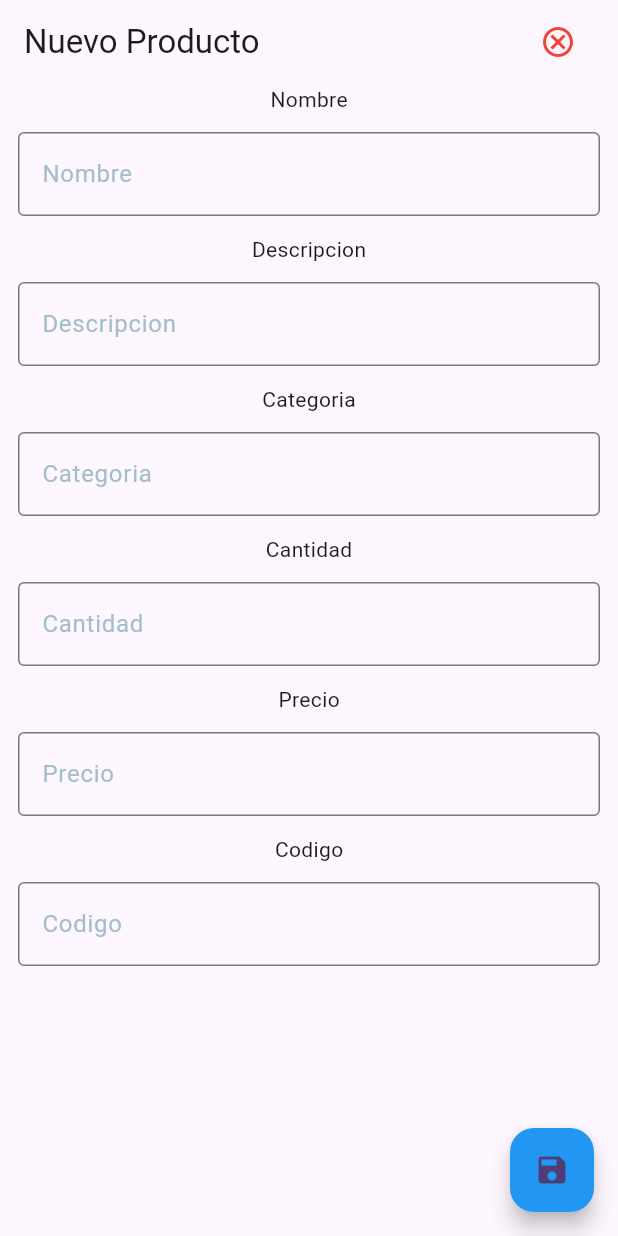
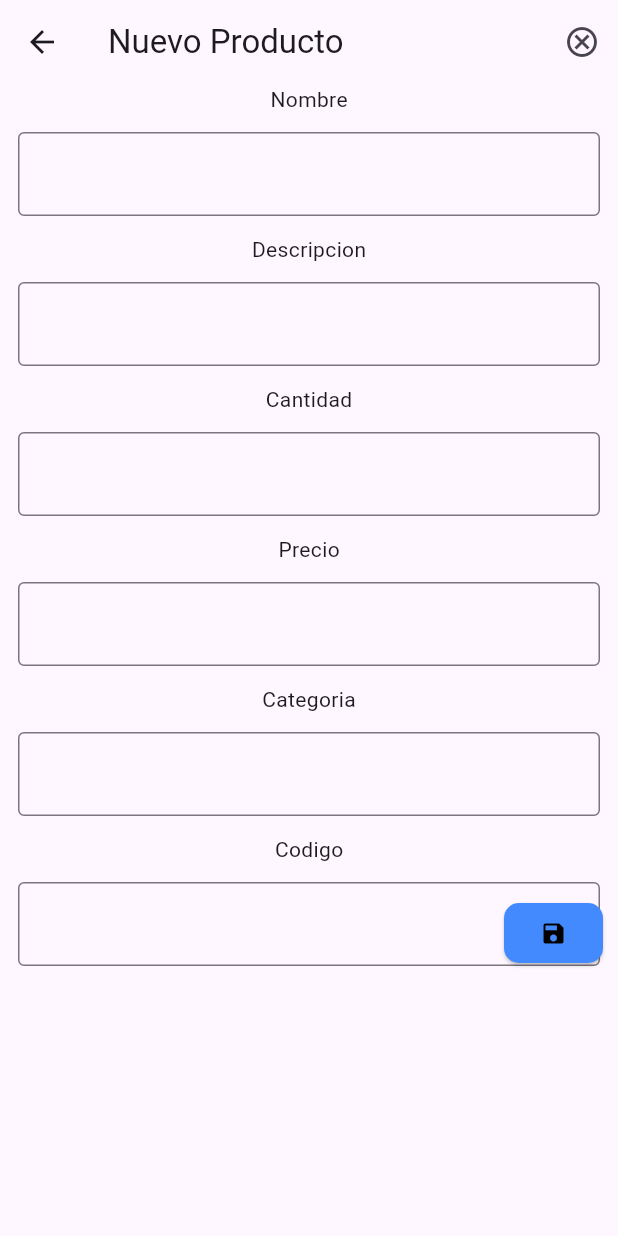
Before and after one commit to Perales14/proyecto_integrador, a Flutter app: the ViewNewProduct screen opened directly, on a phone screen of 412 x 824 dp. Run offline on Flutter 3.47's test engine with Material 3 defaults, Android fonts, the phone set to English and light mode, and no system bars.

Commit message:
Templates finished

```diff
--- a/lib/Template/view_template.dart
+++ b/lib/Template/view_template.dart
@@ -17,7 +17,7 @@ class ViewTemplate extends StatefulWidget {
     required this.onpressedcancel,
     required this.onpressedsave,
     required this.nombres,
-    this.datos = const [],
+    required this.datos,
   });
 
   @override
@@ -31,11 +31,11 @@ class ViewTemplateState extends State<ViewTemplate> {
   @override
   void initState() {
     super.initState();
-    int length = widget.nombres.length;
-    List<TextEditingController> controllers = List.generate(
-      length,
-      (index) => TextEditingController(),
-    );
+    //si tamaño de datos.lenght
+    //esto debido a que SIEMPRE debe de haber controladores.
+    // ya que como esto es una plantilla no podria utiliza un cotrolador en especifico, por lo que debe de recibirlo
+    // para que el que se haya mandado, pueda ser usado en el  "controlador" para guadarlo.
+
     for (int i = 0; i < widget.nombres.length; i++) {
       lista.add(
         Text(widget.nombres[i]),
@@ -98,7 +98,7 @@ class ViewTemplateState extends State<ViewTemplate> {
                   style: ElevatedButton.styleFrom(
                     backgroundColor: Colors.blueAccent,
                     shape: RoundedRectangleBorder(
-                      borderRadius: BorderRadius.circular(20),
+                      borderRadius: BorderRadius.circular(10),
                     ),
                   ),
                   onPressed: widget.onpressedsave,
--- a/lib/Vistas/view_edit_product.dart
+++ b/lib/Vistas/view_edit_product.dart
@@ -47,7 +47,6 @@ class EditProductState extends State<EditProduct> {
   @override
   Widget build(BuildContext context) {
     return SingleChildScrollView(
-      child: SizedBox(
       child: ViewTemplate(
         leadingappbar: false,
         tittle: 'Editar Producto',
@@ -77,7 +76,6 @@ class EditProductState extends State<EditProduct> {
           codecontroller,
         ],
       ),
-      ),
     );
   }
 }
--- a/lib/Vistas/view_new_producct.dart
+++ b/lib/Vistas/view_new_producct.dart
@@ -1,4 +1,5 @@
 import 'package:flutter/material.dart';
+import 'package:proyecto_integrador/Template/view_template.dart';
 
 class ViewNewProduct extends StatefulWidget {
   const ViewNewProduct({Key? id}) : super(key: id);
@@ -17,124 +18,33 @@ class ViewNewProductState extends State<ViewNewProduct> {
     TextEditingController categoryController = TextEditingController();
     TextEditingController codeController = TextEditingController();
     return Scaffold(
-      appBar: AppBar(
-        automaticallyImplyLeading: false,
-        title: const Text('Nuevo Producto'),
-        actions: [
-          Padding(
-              padding: const EdgeInsets.only(right: 16.0),
-              child: IconButton(
-                icon: const Icon(
-                  Icons.cancel_outlined,
-                  color: Colors.red,
-                ),
-                onPressed: () {
-                  //  Lo cierra
-                  Navigator.pop(context);
-                },
-              )),
-        ],
-      ),
-      floatingActionButtonLocation: FloatingActionButtonLocation.endFloat,
-      floatingActionButton: FloatingActionButton(
-        onPressed: () {
-          // print('Si toco el boton save');
-          print('nombre: ');
-          print(nameController.text);
-          //llama al controlador para que guarde el producto, esto usando los controladores de los textfields
-        },
-        backgroundColor: Colors.blue,
-        child: const Icon(Icons.save),
-      ),
       body: SingleChildScrollView(
-        child: Column(
-          children: [
-            //poner nombre,descripcion, categoria,cantidad y precio
-            const Text('Nombre'),
-            Padding(
-              padding: const EdgeInsets.all(12.0),
-              child: TextField(
-                controller: nameController,
-                // controller: descriptionController,
-                decoration: const InputDecoration(
-                  border: OutlineInputBorder(),
-                  labelText: 'Nombre',
-                  labelStyle: TextStyle(
-                    color: Color.fromARGB(255, 164, 189, 202),
-                  ),
-                ),
-              ),
-            ),
-            const Text('Descripcion'),
-            Padding(
-              padding: const EdgeInsets.all(12.0),
-              child: TextField(
-                controller: descriptionController,
-                decoration: const InputDecoration(
-                  border: OutlineInputBorder(),
-                  labelText: 'Descripcion',
-                  labelStyle: TextStyle(
-                    color: Color.fromARGB(255, 164, 189, 202),
-                  ),
-                ),
-              ),
-            ),
-            const Text('Categoria'),
-            Padding(
-              padding: const EdgeInsets.all(12.0),
-              child: TextField(
-                controller: categoryController,
-                decoration: const InputDecoration(
-                  border: OutlineInputBorder(),
-                  labelText: 'Categoria',
-                  labelStyle: TextStyle(
-                    color: Color.fromARGB(255, 164, 189, 202),
-                  ),
-                ),
-              ),
-            ),
-            const Text('Cantidad'),
-            Padding(
-              padding: const EdgeInsets.all(12.0),
-              child: TextField(
-                controller: quantityController,
-                decoration: const InputDecoration(
-                  border: OutlineInputBorder(),
-                  labelText: 'Cantidad',
-                  labelStyle: TextStyle(
-                    color: Color.fromARGB(255, 164, 189, 202),
-                  ),
-                ),
-              ),
-            ),
-            const Text('Precio'),
-            Padding(
-              padding: const EdgeInsets.all(12.0),
-              child: TextField(
-                controller: priceController,
-                decoration: const InputDecoration(
-                  border: OutlineInputBorder(),
-                  labelText: 'Precio',
-                  labelStyle: TextStyle(
-                    color: Color.fromARGB(255, 164, 189, 202),
-                  ),
-                ),
-              ),
-            ),
-            const Text('Codigo'),
-            Padding(
-              padding: const EdgeInsets.all(12.0),
-              child: TextField(
-                controller: codeController,
-                decoration: const InputDecoration(
-                  border: OutlineInputBorder(),
-                  labelText: 'Codigo',
-                  labelStyle: TextStyle(
-                    color: Color.fromARGB(255, 164, 189, 202),
-                  ),
-                ),
-              ),
-            ),
+        child: ViewTemplate(
+          leadingappbar: true,
+          tittle: 'Nuevo Producto',
+          icon: const Icon(Icons.cancel_outlined),
+          onpressedcancel: () {
+            Navigator.pop(context);
+            print('Cancelar');
+          },
+          onpressedsave: () {
+            print(nameController.text);
+          },
+          nombres: const [
+            'Nombre',
+            'Descripcion',
+            'Cantidad',
+            'Precio',
+            'Categoria',
+            'Codigo',
+          ],
+          datos: [
+            nameController,
+            descriptionController,
+            quantityController,
+            priceController,
+            categoryController,
+            codeController,
           ],
         ),
       ),
```
Lines whose indentation alone changed are shown as unchanged.
